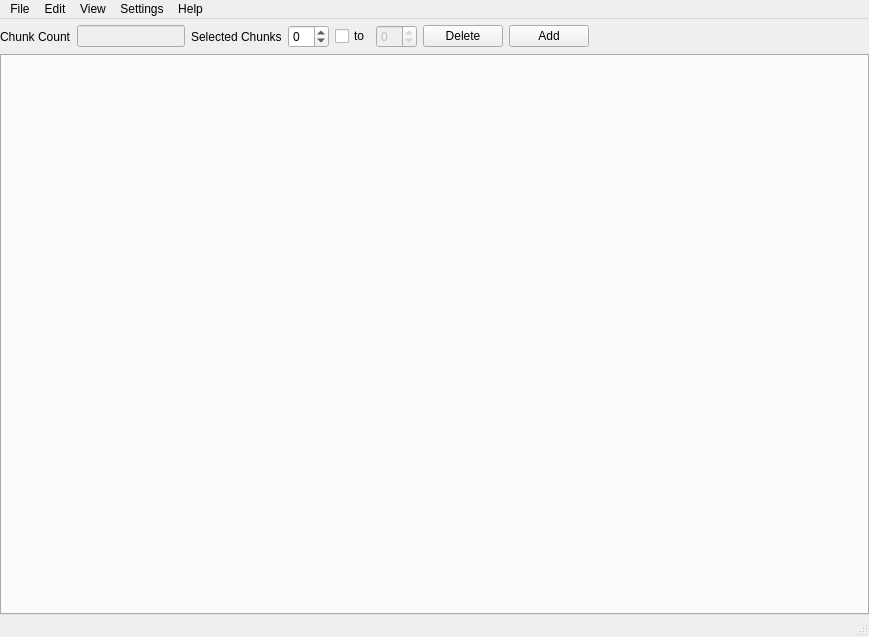
The window that TrackEditor/MainWindow.ui (Zizin13/Roller) describes before a commit, drawn with Qt 5.
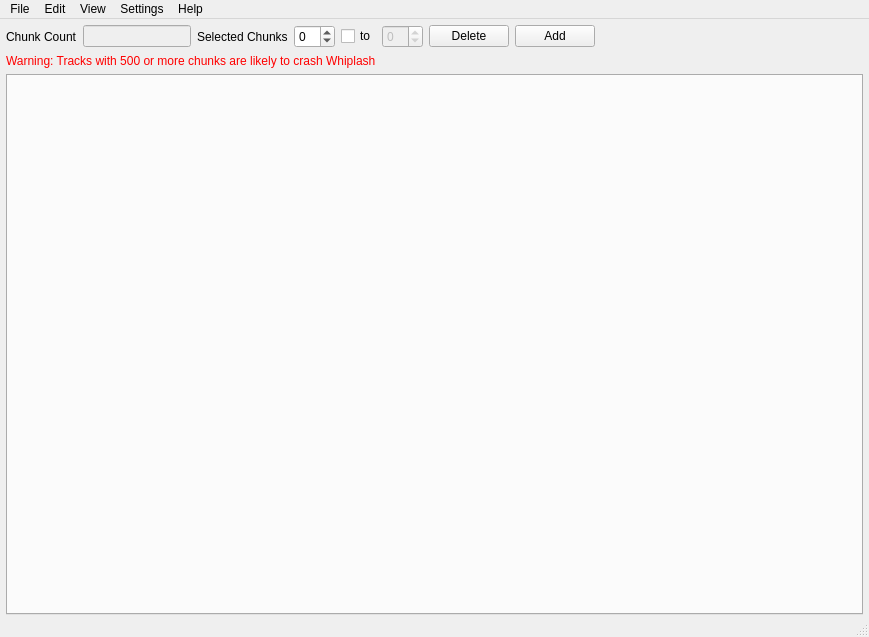
The same window after the commit. Icons and pictures are not drawn.

Commit message: Sign positions are based off centerline and ignore track's yaw/pitch/roll. Billboarded signs do take pitch and roll into account. Added warning for tracks over 500 chunks.

```diff
--- a/TrackEditor/MainWindow.ui
+++ b/TrackEditor/MainWindow.ui
@@ -23,13 +23,13 @@
      <number>6</number>
     </property>
     <property name="leftMargin">
-     <number>0</number>
+     <number>6</number>
     </property>
     <property name="topMargin">
      <number>6</number>
     </property>
     <property name="rightMargin">
-     <number>0</number>
+     <number>6</number>
     </property>
     <property name="bottomMargin">
      <number>0</number>
@@ -134,6 +134,16 @@
       </item>
      </layout>
     </item>
+    <item>
+     <widget class="QLabel" name="lblChunkWarning">
+      <property name="styleSheet">
+       <string notr="true">QLabel { color: red }</string>
+      </property>
+      <property name="text">
+       <string>Warning: Tracks with 500 or more chunks are likely to crash Whiplash</string>
+      </property>
+     </widget>
+    </item>
     <item>
      <widget class="QTabWidget" name="twViewer">
       <property name="currentIndex">
```
The commit also changes 2 other files.
